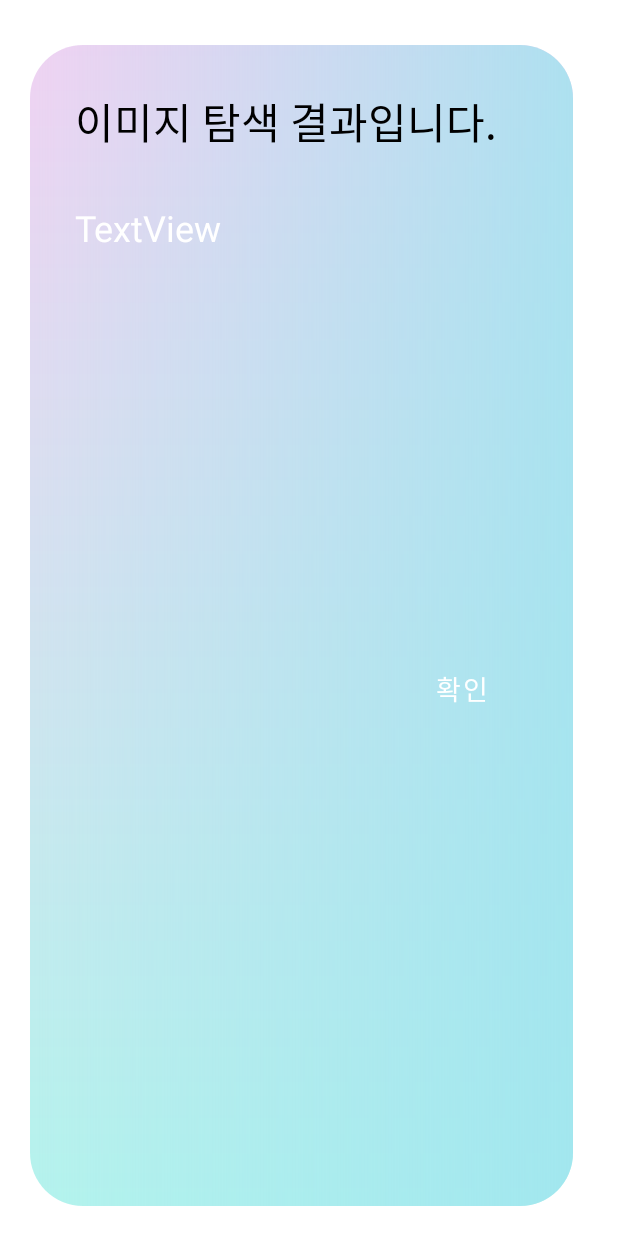
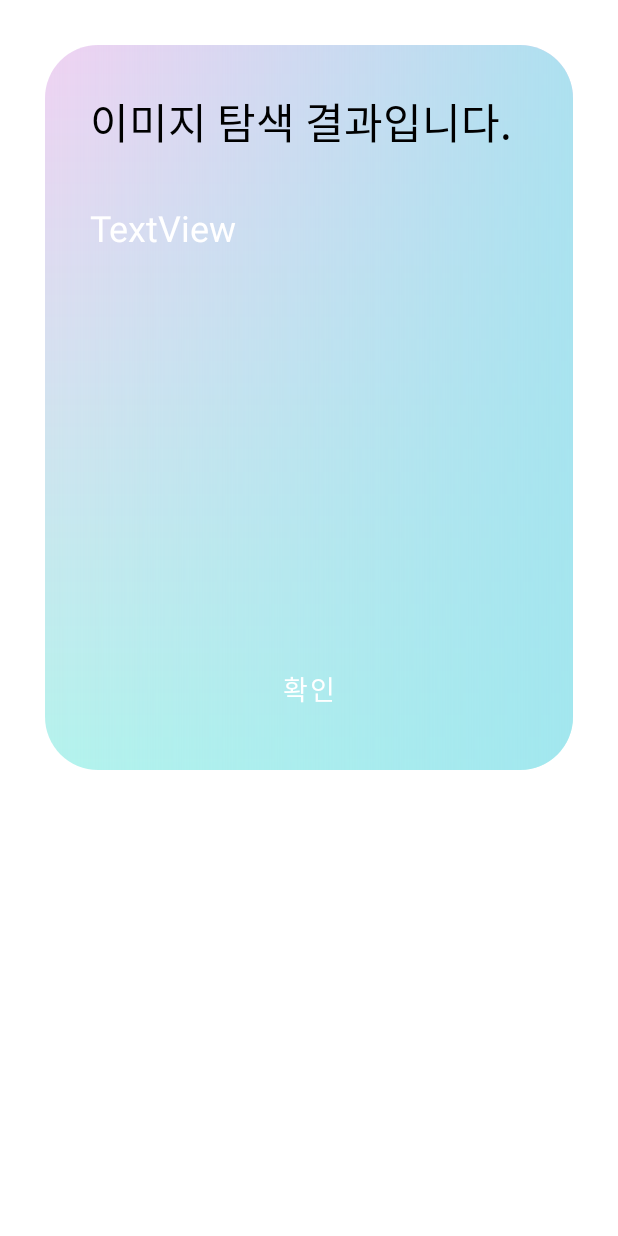
Before and after one commit to A-eye-project/A-eye, an Android app: the layout result_alertdialog.xml on its own in the app's theme, with its tools: preview values and no code run, on a phone screen of 412 x 824 dp. Run offline under Robolectric (Android 15) with nearby library versions, the phone set to English and light mode, and no system bars.

Commit message:
디자인 변경
음성 결과 너백 변경 및 버튼 중앙 정렬

```diff
--- a/A_eye/app/src/main/res/layout/result_alertdialog.xml
+++ b/A_eye/app/src/main/res/layout/result_alertdialog.xml
@@ -1,8 +1,8 @@
 <?xml version="1.0" encoding="utf-8"?>
 <RelativeLayout xmlns:android="http://schemas.android.com/apk/res/android"
     android:layout_width="match_parent"
-    android:layout_height="match_parent"
-    android:layout_marginLeft="20dp"
+    android:layout_height="wrap_content"
+    android:layout_marginLeft="30dp"
     android:layout_marginTop="30dp"
     android:layout_marginRight="30dp"
     android:layout_marginBottom="20dp"
@@ -43,6 +43,6 @@
             android:text="@string/alert_result_button"
             android:textColor="@color/white"
             android:textSize="18dp"
-            android:layout_gravity="right"/>
+            android:layout_gravity="center"/>
     </LinearLayout>
 </RelativeLayout>
```
